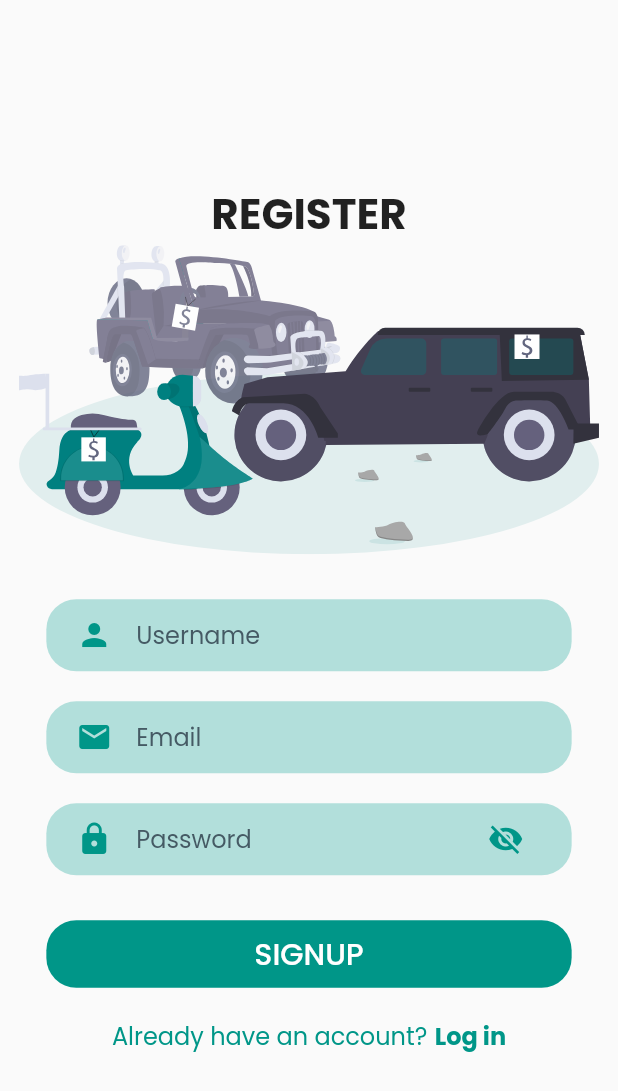
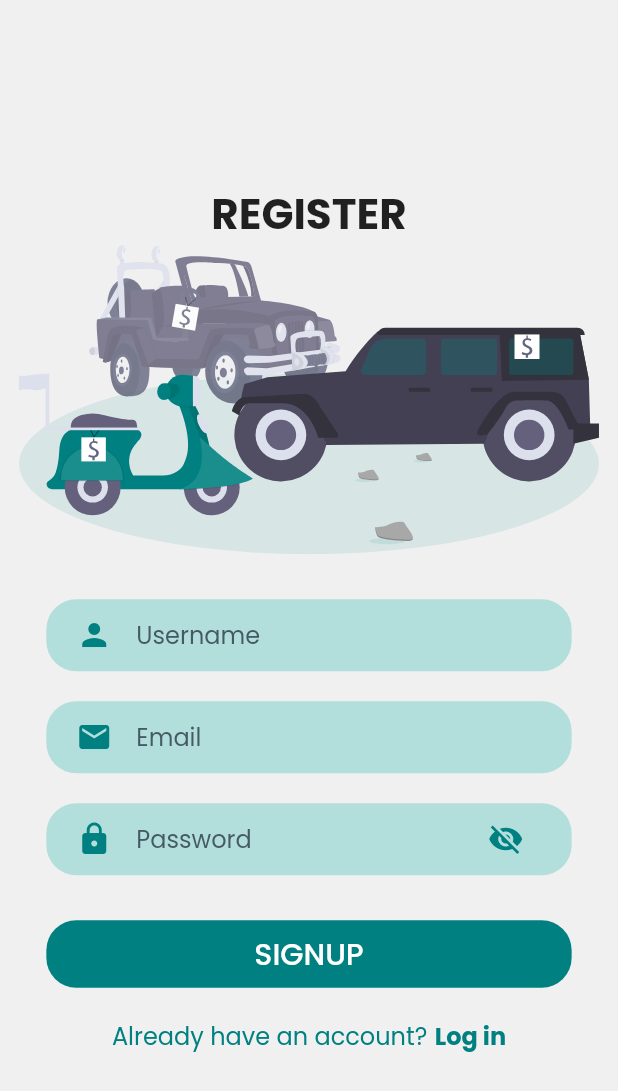
Before and after one commit to Harshana-Rathnayaka/Vehicle-Management-System-Flutter, a Flutter app: the screen it shows after launch, after a tap on "LOGIN", after a tap on "Sign up", on a phone screen of 412 x 824 dp. Shown: the top 1091 px of the screen. Run offline on Flutter 3.47's test engine with Material 2 defaults, Android fonts, the phone set to English and light mode, and no system bars; our stand-ins replace connectivity, flutter_svg, fluttertoast.

Commit message:
custom colors added

```diff
--- /dev/null
+++ b/lib/constants/colors.dart
@@ -0,0 +1,4 @@
+import 'package:flutter/material.dart';
+
+const primaryColor = Color(0xFF008080);
+const backgroundColor = Color(0xFFF0F0F0);
--- a/lib/screens/LoginPage.dart
+++ b/lib/screens/LoginPage.dart
@@ -3,11 +3,12 @@ import 'dart:convert';
 import 'package:flutter/material.dart';
 import 'package:flutter_svg/flutter_svg.dart';
 import 'package:fluttertoast/fluttertoast.dart';
+import 'package:vehicle_management_system/constants/colors.dart';
 import 'package:vehicle_management_system/constants/images.dart';
 import 'package:http/http.dart' as http;
 import 'package:vehicle_management_system/screens/AdminHome.dart';
 import 'package:vehicle_management_system/screens/SignUp.dart';
-import 'package:vehicle_management_system/screens/UserHome.dart';
+import 'package:vehicle_management_system/screens/Dashboard.dart';
 import 'package:vehicle_management_system/services/NetworkHelper.dart';
 import 'package:vehicle_management_system/widgets/MyButton.dart';
 import 'package:vehicle_management_system/widgets/MyTextField.dart';
@@ -53,6 +54,7 @@ class _LoginPageState extends State<LoginPage> {
 
     return SafeArea(
       child: Scaffold(
+        backgroundColor: backgroundColor,
         body: _loading
             ? Center(child: CircularProgressIndicator())
             : Center(
@@ -130,7 +132,7 @@ class _LoginPageState extends State<LoginPage> {
                                         context,
                                         MaterialPageRoute(
                                             builder: (BuildContext context) =>
-                                                UserHomePage()));
+                                                Dashboard()));
                                   }
                                 });
                               }
@@ -138,7 +140,7 @@ class _LoginPageState extends State<LoginPage> {
                             child: MyButton(
                               width: width,
                               text: 'LOGIN',
-                              btnColor: Colors.teal,
+                              btnColor: primaryColor,
                               btnRadius: 20,
                             ),
                           ),
@@ -150,7 +152,7 @@ class _LoginPageState extends State<LoginPage> {
                               Text(
                                 'Don\'t have an account?',
                                 style:
-                                    TextStyle(color: Colors.teal, fontSize: 16),
+                                    TextStyle(color: primaryColor, fontSize: 16),
                               ),
                               SizedBox(
                                 width: 5,
@@ -166,7 +168,7 @@ class _LoginPageState extends State<LoginPage> {
                                 child: Text(
                                   'Sign up',
                                   style: TextStyle(
-                                      color: Colors.teal,
+                                      color: primaryColor,
                                       fontWeight: FontWeight.bold,
                                       fontSize: 16),
                                 ),
--- a/lib/screens/SignUp.dart
+++ b/lib/screens/SignUp.dart
@@ -3,6 +3,7 @@ import 'dart:convert';
 import 'package:flutter/material.dart';
 import 'package:flutter_svg/flutter_svg.dart';
 import 'package:fluttertoast/fluttertoast.dart';
+import 'package:vehicle_management_system/constants/colors.dart';
 import 'package:vehicle_management_system/constants/images.dart';
 import 'package:http/http.dart' as http;
 import 'package:vehicle_management_system/screens/LoginPage.dart';
@@ -66,6 +67,7 @@ class _SignUpState extends State<SignUp> {
 
     return SafeArea(
       child: Scaffold(
+        backgroundColor: backgroundColor,
         body: _loading
             ? Center(child: CircularProgressIndicator())
             : Center(
@@ -161,7 +163,7 @@ class _SignUpState extends State<SignUp> {
                             child: MyButton(
                               width: width,
                               text: 'SIGNUP',
-                              btnColor: Colors.teal,
+                              btnColor: primaryColor,
                               btnRadius: 20,
                             ),
                           ),
@@ -172,8 +174,8 @@ class _SignUpState extends State<SignUp> {
                             children: [
                               Text(
                                 'Already have an account?',
-                                style:
-                                    TextStyle(color: Colors.teal, fontSize: 16),
+                                style: TextStyle(
+                                    color: primaryColor, fontSize: 16),
                               ),
                               SizedBox(
                                 width: 5,
@@ -188,7 +190,7 @@ class _SignUpState extends State<SignUp> {
                                 child: Text(
                                   'Log in',
                                   style: TextStyle(
-                                      color: Colors.teal,
+                                      color: primaryColor,
                                       fontWeight: FontWeight.bold,
                                       fontSize: 16),
                                 ),
--- a/lib/widgets/MyTextField.dart
+++ b/lib/widgets/MyTextField.dart
@@ -1,4 +1,5 @@
 import 'package:flutter/material.dart';
+import 'package:vehicle_management_system/constants/colors.dart';
 
 // ignore: must_be_immutable
 class MyTextField extends StatefulWidget {
@@ -57,7 +58,7 @@ class _MyTextFieldState extends State<MyTextField> {
         validator: widget.validation,
         onChanged: widget.onChanged,
         maxLength: widget.maxLength,
-        cursorColor: Colors.teal,
+        cursorColor: primaryColor,
         controller: widget.controller,
         decoration: InputDecoration(
           suffixIcon: widget.isSecure
@@ -69,14 +70,14 @@ class _MyTextFieldState extends State<MyTextField> {
                   },
                   child: new Icon(
                     widget.isPassword ? Icons.visibility_off : Icons.visibility,
-                    color: Colors.teal,
+                    color: primaryColor,
                   ),
                 )
               : null,
           icon: widget.icon != null
               ? Icon(
                   widget.icon,
-                  color: Colors.teal,
+                  color: primaryColor,
                 )
               : null,
           hintText: widget.hint,
```
